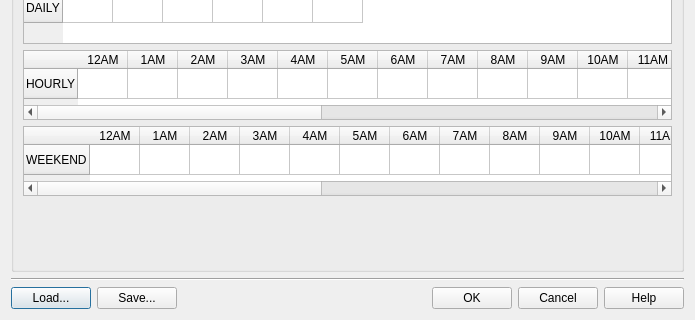
Qt form core/ui/toolbars/epa/nonvisual_pattern_ud.ui (Giswater/giswater_qgis_plugin) before a commit; both pictures show x 0 to 695 and y 350 to 670 of the 695 by 670 pixel window.
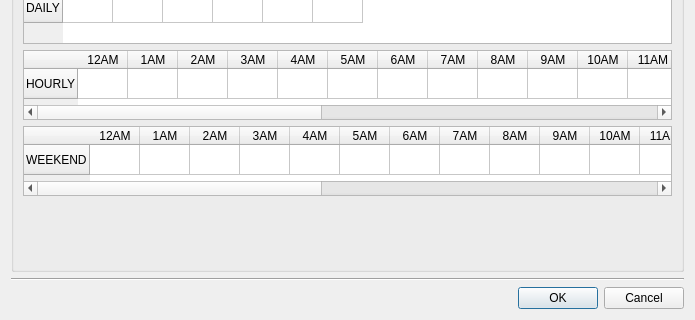
The same form after that commit.

Commit message: Remove some buttons from ud patterns dialog

```diff
--- a/core/ui/toolbars/epa/nonvisual_pattern_ud.ui
+++ b/core/ui/toolbars/epa/nonvisual_pattern_ud.ui
@@ -19,20 +19,6 @@
      <property name="sizeConstraint">
       <enum>QLayout::SetDefaultConstraint</enum>
      </property>
-     <item>
-      <widget class="QPushButton" name="btn_load">
-       <property name="text">
-        <string>Load...</string>
-       </property>
-      </widget>
-     </item>
-     <item>
-      <widget class="QPushButton" name="btn_save">
-       <property name="text">
-        <string>Save...</string>
-       </property>
-      </widget>
-     </item>
      <item>
       <spacer name="horizontalSpacer">
        <property name="orientation">
@@ -60,13 +46,6 @@
        </property>
       </widget>
      </item>
-     <item>
-      <widget class="QPushButton" name="btn_help">
-       <property name="text">
-        <string>Help</string>
-       </property>
-      </widget>
-     </item>
     </layout>
    </item>
    <item row="1" column="0" colspan="2">
```
